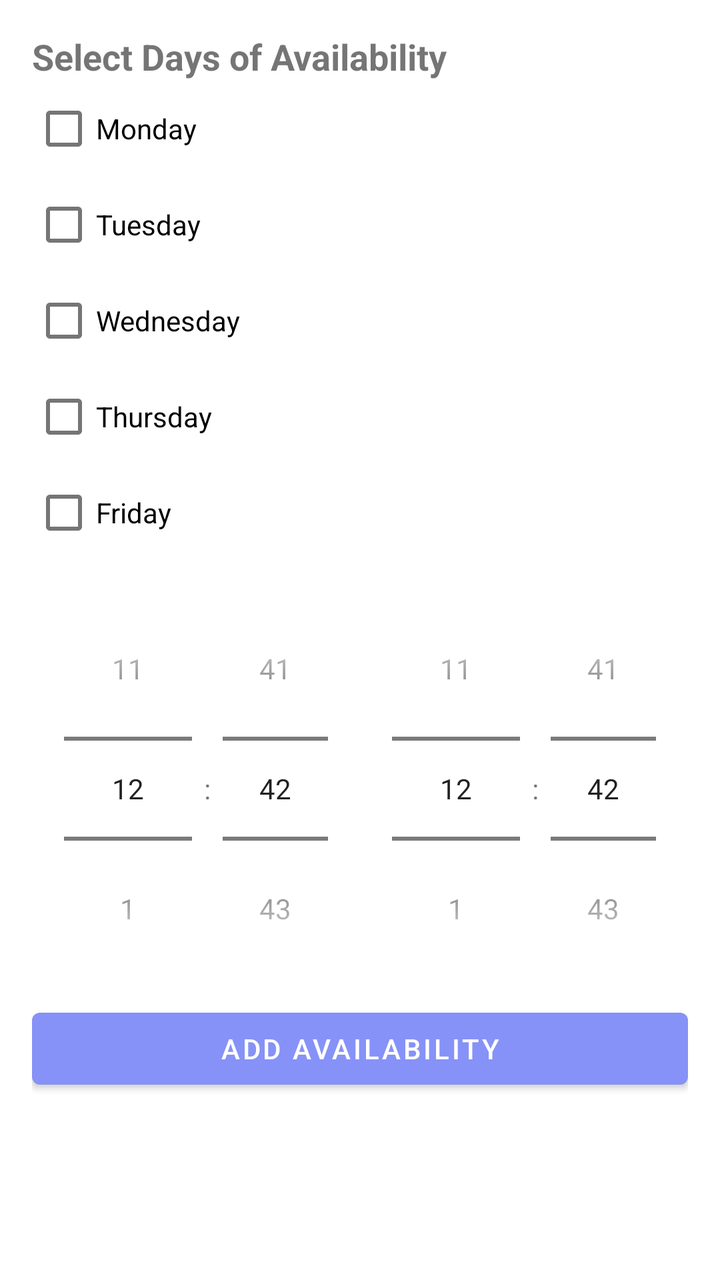
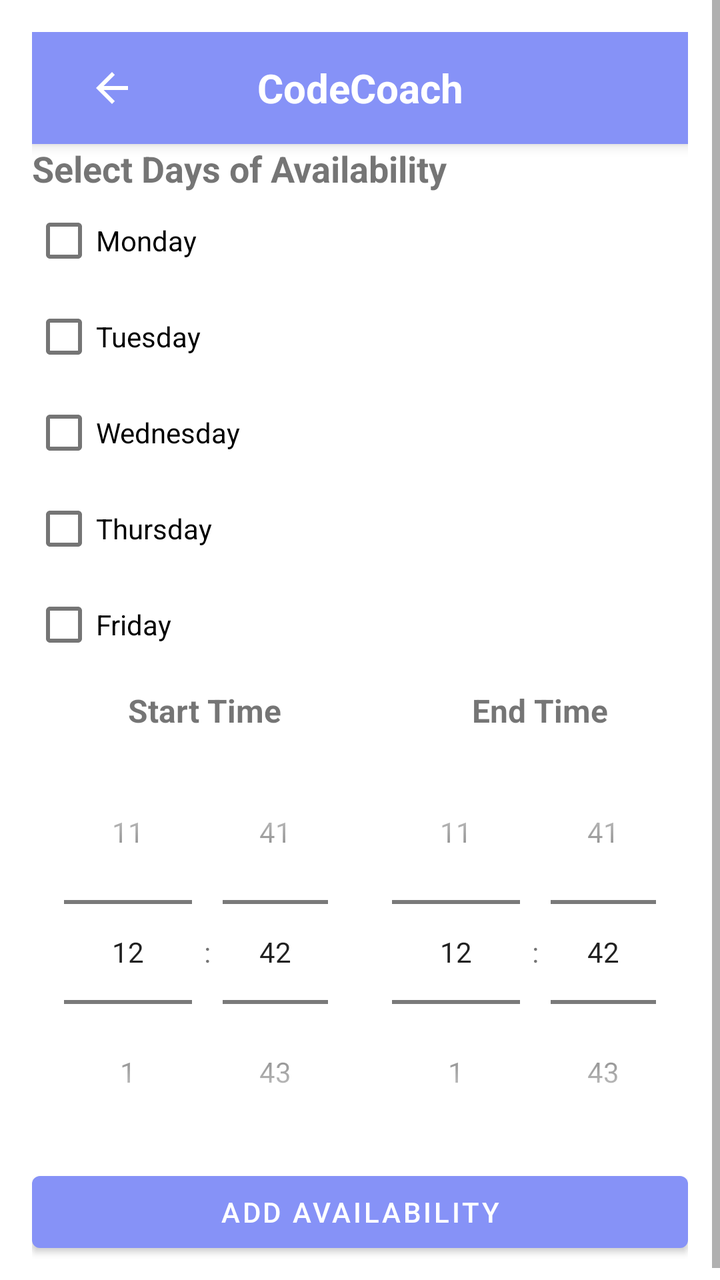

Before-and-after screenshots of an Android layout around one commit, followed by the original layout XML and the change that was made.
<!-- AndroidManifest.xml: application theme Theme.CC -->
<!-- res/layout/activity_tutor_availability.xml -->
<?xml version="1.0" encoding="utf-8"?>
<ScrollView xmlns:android="http://schemas.android.com/apk/res/android"
    android:layout_width="match_parent"
    android:layout_height="match_parent">

    <LinearLayout
        android:layout_width="match_parent"
        android:layout_height="wrap_content"
        android:orientation="vertical"
        android:padding="16dp">

        <TextView
            android:layout_width="wrap_content"
            android:layout_height="wrap_content"
            android:text="Select Days of Availability"
            android:textSize="18sp"
            android:textStyle="bold" />

        <CheckBox
            android:id="@+id/checkbox_monday"
            android:layout_width="wrap_content"
            android:layout_height="wrap_content"
            android:text="Monday" />

        <CheckBox
            android:id="@+id/checkbox_tuesday"
            android:layout_width="wrap_content"
            android:layout_height="wrap_content"
            android:text="Tuesday" />

        <CheckBox
            android:id="@+id/checkbox_wednesday"
            android:layout_width="wrap_content"
            android:layout_height="wrap_content"
            android:text="Wednesday" />

        <CheckBox
            android:id="@+id/checkbox_thursday"
            android:layout_width="wrap_content"
            android:layout_height="wrap_content"
            android:text="Thursday" />

        <CheckBox
            android:id="@+id/checkbox_friday"
            android:layout_width="wrap_content"
            android:layout_height="wrap_content"
            android:text="Friday" />

        <LinearLayout
            android:layout_width="match_parent"
            android:layout_height="wrap_content"
            android:orientation="horizontal"
            android:paddingTop="8dp">

            <TimePicker
                android:id="@+id/start_time_picker"
                android:layout_width="0dp"
                android:layout_weight="1"
                android:layout_height="wrap_content"
                android:timePickerMode="spinner" />

            <TimePicker
                android:id="@+id/end_time_picker"
                android:layout_width="0dp"
                android:layout_weight="1"
                android:layout_height="wrap_content"
                android:timePickerMode="spinner" />
        </LinearLayout>

        <Button
            android:id="@+id/add_availability_button"
            android:layout_width="match_parent"
            android:layout_height="wrap_content"
            android:text="Add Availability" />

    </LinearLayout>
</ScrollView>
<!-- resources referenced by this layout -->
<resources>
  <style name="Theme.CC" parent="Base.Theme.CC" />
  <style name="Base.Theme.CC" parent="Theme.MaterialComponents.DayNight.NoActionBar">
          
          <item name="colorPrimary">@color/lavender</item>
          <item name="colorPrimaryVariant">@color/lavender</item>
          <item name="colorOnPrimary">@color/white</item>
          
          <item name="colorSecondary">@color/teal_200</item>
          <item name="colorSecondaryVariant">@color/teal_700</item>
          <item name="colorOnSecondary">@color/black</item>
          
          <item name="android:statusBarColor">?attr/colorPrimaryVariant</item>
          
          
      </style>
  <color name="lavender">#8692f7</color>
  <color name="white">#FFFFFFFF</color>
  <color name="teal_200">#FF03DAC5</color>
  <color name="teal_700">#FF018786</color>
  <color name="black">#FF000000</color>
</resources>

<!-- the commit's change to res/layout/activity_tutor_availability.xml (unified diff, before → after) -->
@@ -8,6 +8,34 @@
         android:layout_height="wrap_content"
         android:orientation="vertical"
         android:padding="16dp">
+
+        <androidx.appcompat.widget.Toolbar
+            android:id="@+id/top_bar"
+            android:layout_width="match_parent"
+            android:layout_height="wrap_content"
+            android:background="?attr/colorPrimary"
+            android:elevation="4dp">
+
+            <ImageButton
+                android:id="@+id/back_button"
+                android:layout_width="wrap_content"
+                android:layout_height="wrap_content"
+                android:src="@drawable/ic_back"
+                android:background="?attr/selectableItemBackgroundBorderless"
+                android:contentDescription="Back"
+                android:layout_gravity="start"
+                android:padding="12dp" />
+
+            <TextView
+                android:id="@+id/top_bar_title"
+                android:layout_width="wrap_content"
+                android:layout_height="wrap_content"
+                android:layout_gravity="center"
+                android:text="CodeCoach"
+                android:textColor="@android:color/white"
+                android:textSize="20sp"
+                android:textStyle="bold" />
+        </androidx.appcompat.widget.Toolbar>
 
         <TextView
             android:layout_width="wrap_content"
@@ -52,19 +80,51 @@
             android:orientation="horizontal"
             android:paddingTop="8dp">
 
-            <TimePicker
-                android:id="@+id/start_time_picker"
+
+            <LinearLayout
                 android:layout_width="0dp"
                 android:layout_weight="1"
                 android:layout_height="wrap_content"
-                android:timePickerMode="spinner" />
+                android:orientation="vertical">
 
-            <TimePicker
-                android:id="@+id/end_time_picker"
+                <TextView
+                    android:layout_width="wrap_content"
+                    android:layout_height="wrap_content"
+                    android:paddingBottom="4dp"
+                    android:text="            Start Time"
+                    android:textAlignment="center"
+                    android:textSize="16sp"
+                    android:textStyle="bold" />
+
+                <TimePicker
+                    android:id="@+id/start_time_picker"
+                    android:layout_width="wrap_content"
+                    android:layout_height="wrap_content"
+                    android:timePickerMode="spinner" />
+            </LinearLayout>
+
+
+            <LinearLayout
                 android:layout_width="0dp"
                 android:layout_weight="1"
                 android:layout_height="wrap_content"
-                android:timePickerMode="spinner" />
+                android:orientation="vertical">
+
+                <TextView
+                    android:layout_width="wrap_content"
+                    android:layout_height="wrap_content"
+                    android:textAlignment="center"
+                    android:text="              End Time"
+                    android:paddingBottom="4dp"
+                    android:textSize="16sp"
+                    android:textStyle="bold" />
+
+                <TimePicker
+                    android:id="@+id/end_time_picker"
+                    android:layout_width="wrap_content"
+                    android:layout_height="wrap_content"
+                    android:timePickerMode="spinner" />
+            </LinearLayout>
         </LinearLayout>
 
         <Button
<!-- resource entries referenced after the edit -->
@@ -1,5 +1,11 @@
 <!-- resources referenced by this layout -->
 <resources>
+  <!-- drawable ic_back (drawable) -->
+  <vector xmlns:android="http://schemas.android.com/apk/res/android" android:autoMirrored="true" android:height="24dp" android:tint="#FFFFFF" android:viewportHeight="24" android:viewportWidth="24" android:width="24dp">
+        
+      <path android:fillColor="@android:color/white" android:pathData="M20,11H7.83l5.59,-5.59L12,4l-8,8 8,8 1.41,-1.41L7.83,13H20v-2z"/>
+      
+  </vector>
   <style name="Theme.CC" parent="Base.Theme.CC" />
   <style name="Base.Theme.CC" parent="Theme.MaterialComponents.DayNight.NoActionBar">
           
